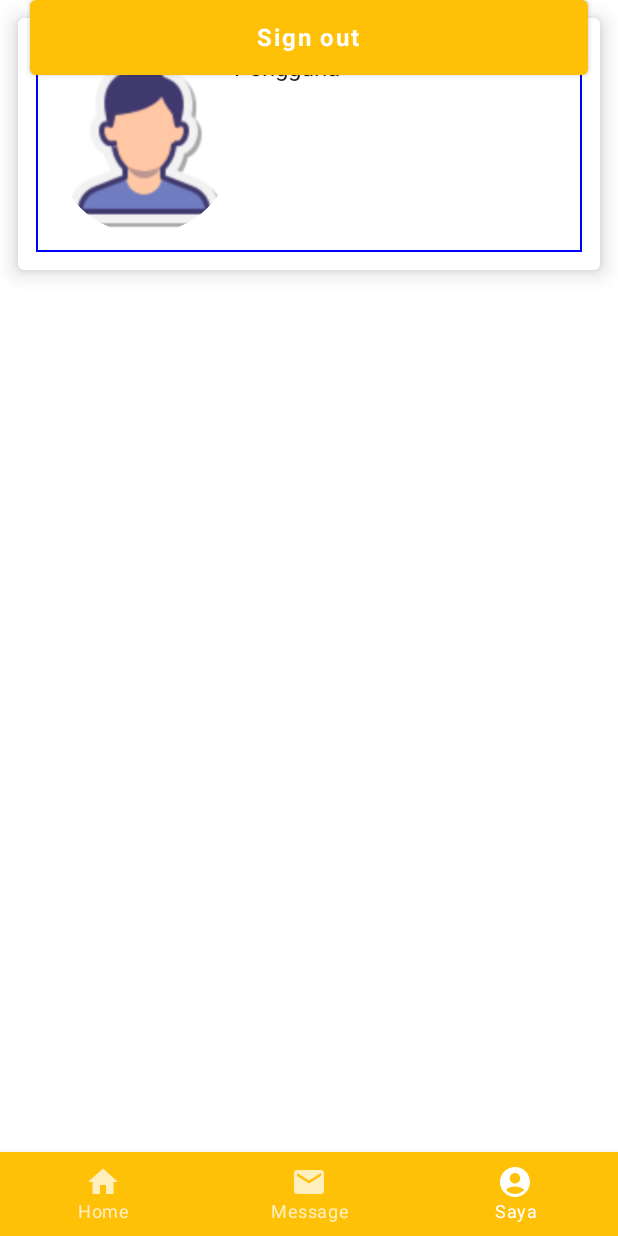
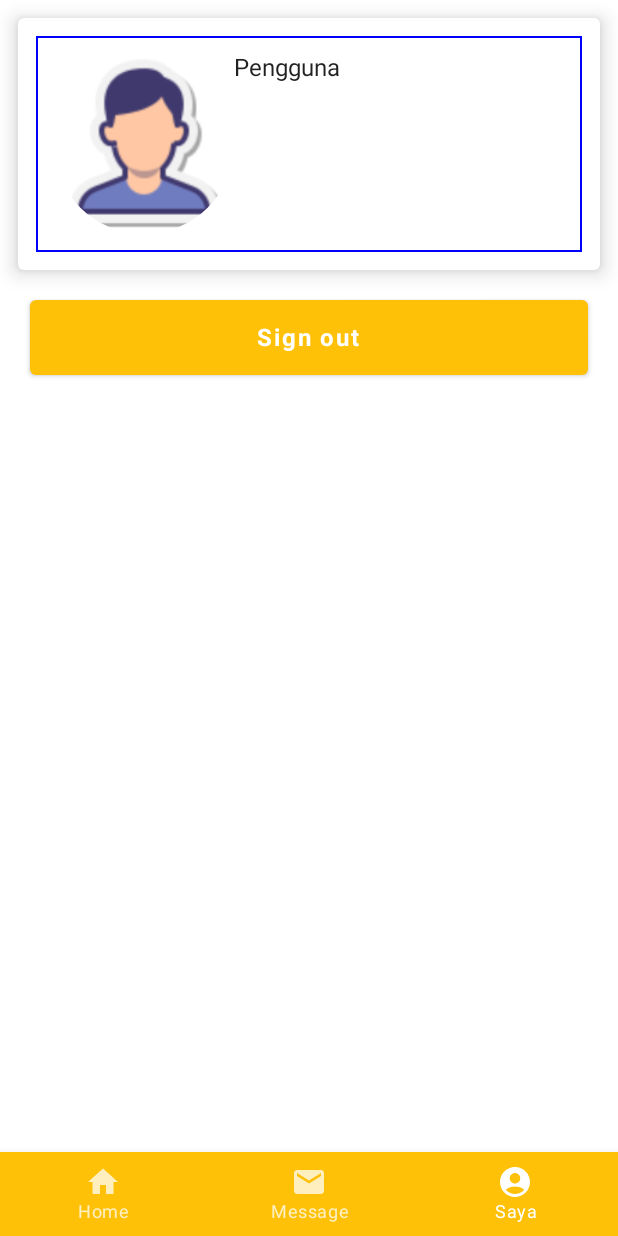
Before and after one commit to ImDHAnI769/UTS_P.MobileII_TeamGinga, an Android app built with Jetpack Compose: the MenuPage screen opened through its navigation route, item 3 of the bottom bar chosen, on a phone screen of 412 x 824 dp. Run offline under Robolectric (Android 15) with nearby library versions, the phone set to English and light mode, and no system bars; our stand-ins replace Firebase (no records; nobody signed in at launch, a user with empty details on screens opened directly).

Commit message:
perbaikan menu dan profil

```diff
--- a/app/src/main/java/com/example/loginapplication/composable/MenuPage.kt
+++ b/app/src/main/java/com/example/loginapplication/composable/MenuPage.kt
@@ -1,6 +1,8 @@
 package com.example.loginapplication.composable
 
+import android.widget.SearchView
 import androidx.compose.foundation.Image
+import androidx.compose.foundation.background
 import androidx.compose.foundation.gestures.Orientation
 import androidx.compose.foundation.gestures.rememberScrollableState
 import androidx.compose.foundation.gestures.scrollable
@@ -14,19 +16,25 @@ import androidx.compose.ui.Modifier
 import androidx.compose.ui.graphics.Color
 import androidx.compose.ui.unit.dp
 import androidx.compose.foundation.layout.*
-import androidx.compose.foundation.lazy.LazyColumn
 import androidx.compose.foundation.rememberScrollState
 import androidx.compose.foundation.shape.RoundedCornerShape
+import androidx.compose.foundation.text.KeyboardOptions
 import androidx.compose.foundation.verticalScroll
 import androidx.compose.material.Text
+import androidx.compose.material.icons.rounded.Clear
+import androidx.compose.material.icons.rounded.Search
+import androidx.compose.runtime.saveable.rememberSaveable
 import androidx.compose.ui.Alignment
+import androidx.compose.ui.graphics.RectangleShape
 import androidx.compose.ui.graphics.Shape
 import androidx.compose.ui.layout.ContentScale
 import androidx.compose.ui.res.painterResource
 import androidx.compose.ui.text.font.FontFamily
 import androidx.compose.ui.text.font.FontWeight
+import androidx.compose.ui.text.input.KeyboardType
 import androidx.compose.ui.text.style.TextAlign
 import androidx.compose.ui.unit.sp
+import androidx.lifecycle.ViewModel
 import com.example.loginapplication.navigation.Screens
 
 @Composable
@@ -34,33 +42,14 @@ fun MenuPage(navController: NavController){
     var bottomState by remember {
         mutableStateOf("Home")
     }
-    //val fabShape = RoundedCornerShape(50)
 
     Scaffold(
-        topBar = {
-            TopAppBar(
-                title = { Text(text = "Keripik IBUMM")},
-                navigationIcon = {
-                    IconButton(onClick = {  }) {
-                        Icon(imageVector = Icons.Default.Search, contentDescription = "Search")
-                    }
-                },
-                backgroundColor = Color(0xFFFFC107),
-                contentColor = Color.White,
-                elevation = 8.dp,
-                actions = {
-                    IconButton(onClick = { /*TODO*/ }) {
-                        Icon(imageVector = Icons.Default.ShoppingCart, contentDescription = "Shopping")
-                    }
-                }
-            )
-        },
         content = {
             val scrollState = rememberScrollState()
             Card(
                 modifier = Modifier
                     .fillMaxWidth()
-                    .padding(16.dp),
+                    .padding(20.dp),
                 elevation = 10.dp
             ) {
                 Surface(
--- a/app/src/main/java/com/example/loginapplication/composable/ProfilPage.kt
+++ b/app/src/main/java/com/example/loginapplication/composable/ProfilPage.kt
@@ -33,7 +33,7 @@ fun ProfilPage(navController: NavController){
     val context = LocalContext.current
 
     Scaffold(
-        content = {
+        topBar = {
             Card(
                 elevation = 8.dp,
                 modifier = Modifier
@@ -68,6 +68,8 @@ fun ProfilPage(navController: NavController){
                     .fillMaxWidth()
                     .height(200.dp)
             )
+        },
+        content = {
             Box(modifier = Modifier.padding(20.dp,0.dp, 20.dp, 0.dp)){
                 Button(
                     onClick = {
```
